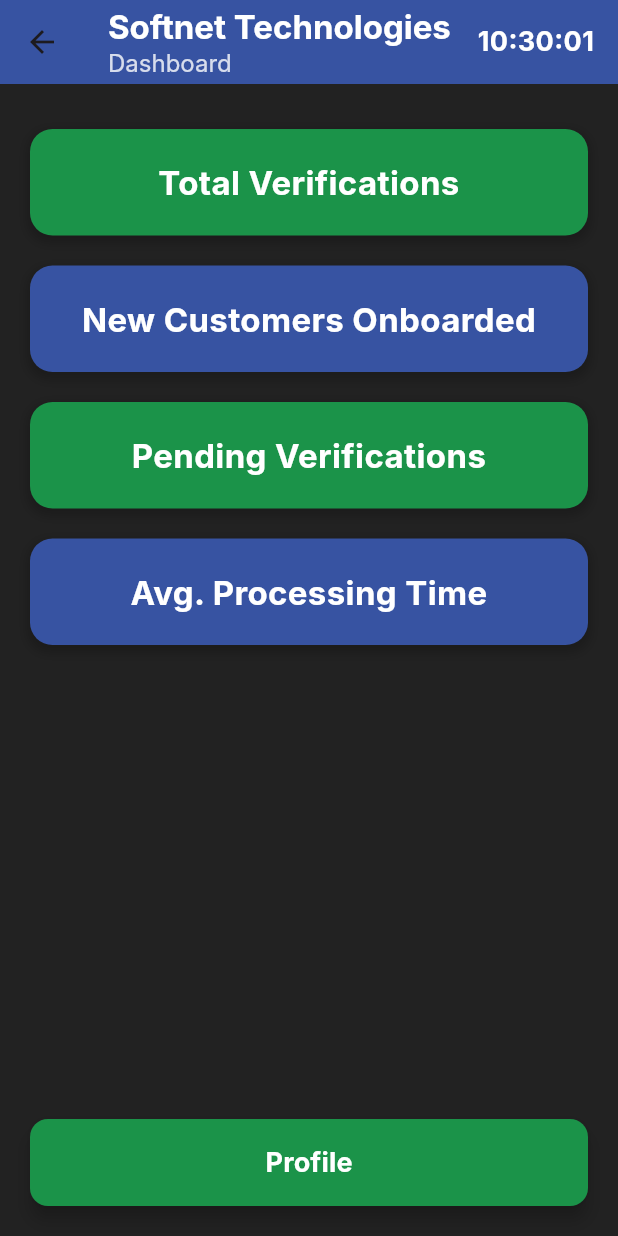
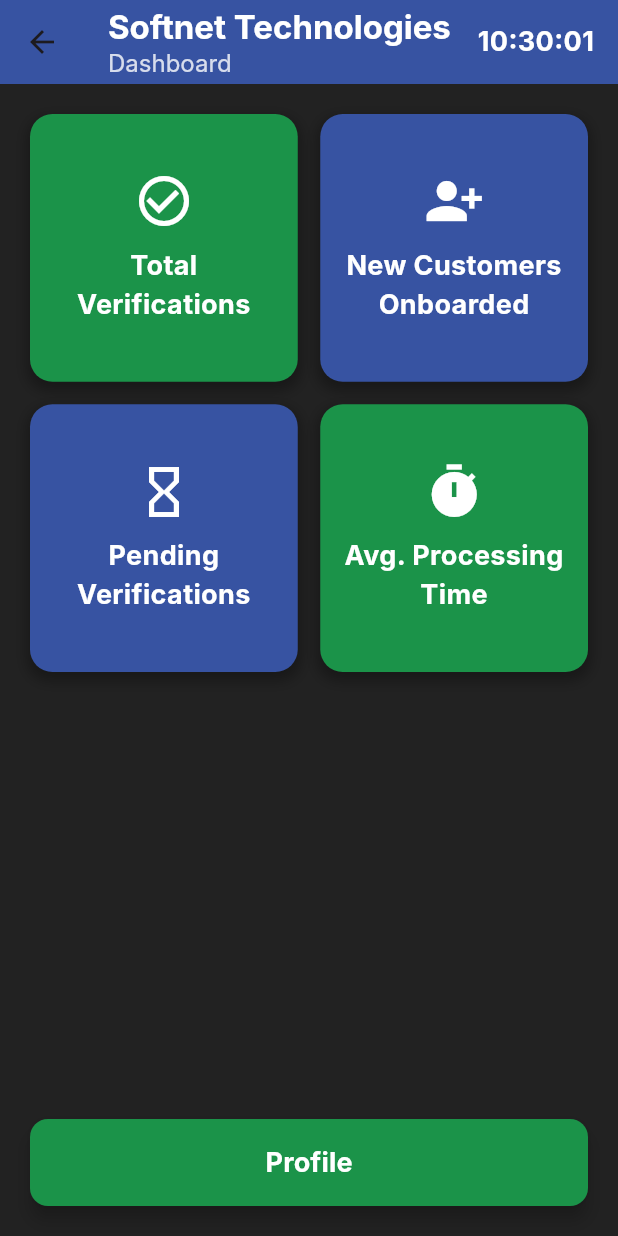
Before and after one commit to iman4160/app, a Flutter app: the HomePage screen opened directly, on a phone screen of 412 x 824 dp. Run offline on Flutter 3.47's test engine with Material 3 defaults, Android fonts, the phone set to English and light mode, and no system bars; Roboto replaces fonts that are missing (Inter).

Commit message:
first commit

```diff
--- a/lib/home_page.dart
+++ b/lib/home_page.dart
@@ -15,9 +15,10 @@ class _HomePageState extends State<HomePage> {
   late Timer _timer;
 
   // Define the custom colors for the rectangles, consistent with the Sign In page
-  final Color primaryGreen = Color(0xFF1b9349);
-  final Color accentBlue = Color(0xFF3753a2);
+  final Color primaryGreen = const Color(0xFF1b9349);
+  final Color accentBlue = const Color(0xFF3753a2);
   final Color textColor = Colors.white; // For text on dark backgrounds
+  final Color iconColor = Colors.white; // Color for the icons
 
   @override
   void initState() {
@@ -59,34 +60,43 @@ class _HomePageState extends State<HomePage> {
     super.dispose();
   }
 
-  // Widget to create a single dashboard rectangle
-  Widget _buildDashboardRectangle(String title, Color color) {
+  // Widget to create a single dashboard rectangle with an icon
+  Widget _buildDashboardRectangle(String title, IconData icon, Color color) {
     return Container(
-      width: double.infinity, // Full width
-      margin: const EdgeInsets.symmetric(vertical: 10), // Vertical spacing between rectangles
-      padding: const EdgeInsets.all(20), // Padding inside the rectangle
+      padding: const EdgeInsets.all(15), // Padding inside the rectangle
       decoration: BoxDecoration(
         color: color, // The specified color for this rectangle
         borderRadius: BorderRadius.circular(15), // Rounded corners
         boxShadow: [
           BoxShadow(
-            color: Colors.black.withOpacity(0.2),
+            color: Colors.black.withOpacity(0.3), // Slightly darker shadow
             spreadRadius: 2,
-            blurRadius: 5,
-            offset: const Offset(0, 3), // Subtle shadow
+            blurRadius: 7,
+            offset: const Offset(0, 4), // More pronounced shadow
           ),
         ],
       ),
-      child: Center(
-        child: Text(
+      child: Column(
+        mainAxisAlignment: MainAxisAlignment.center, // Center content vertically
+        children: [
+          Icon(
+            icon,
+            color: iconColor, // White icon color
+            size: 40, // Larger icon size
+          ),
+          const SizedBox(height: 10), // Spacing between icon and text
+          Text(
             title,
             style: TextStyle(
               color: textColor, // White text for contrast
-            fontSize: 22,
+              fontSize: 18, // Slightly smaller font for grid items
               fontWeight: FontWeight.bold,
             ),
             textAlign: TextAlign.center,
+            maxLines: 2, // Allow text to wrap to two lines if needed
+            overflow: TextOverflow.ellipsis, // Add ellipsis if text overflows
           ),
+        ],
       ),
     );
   }
@@ -137,17 +147,26 @@ class _HomePageState extends State<HomePage> {
       ),
       body: SingleChildScrollView(
         padding: const EdgeInsets.all(20.0),
-        child: Column(
-          crossAxisAlignment: CrossAxisAlignment.stretch, // Stretch rectangles horizontally
+        child: Column( // Use a Column to hold the GridView and any other widgets below it
+          children: [
+            GridView.count(
+              shrinkWrap: true, // Important: allows GridView to take only needed space
+              physics: const NeverScrollableScrollPhysics(), // Disable GridView's own scrolling
+              crossAxisCount: 2, // Two columns
+              crossAxisSpacing: 15, // Spacing between columns
+              mainAxisSpacing: 15, // Spacing between rows
+              childAspectRatio: 1.0, // Make the children square (width/height ratio)
               children: <Widget>[
                 // First Rectangle: Total Verifications (Green)
-            _buildDashboardRectangle('Total Verifications', primaryGreen),
+                _buildDashboardRectangle('Total Verifications', Icons.check_circle_outline, primaryGreen),
                 // Second Rectangle: New Customers Onboarded (Blue)
-            _buildDashboardRectangle('New Customers Onboarded', accentBlue),
+                _buildDashboardRectangle('New Customers Onboarded', Icons.person_add_alt_1, accentBlue),
                 // Third Rectangle: Pending Verifications (Green)
-            _buildDashboardRectangle('Pending Verifications', primaryGreen),
+                _buildDashboardRectangle('Pending Verifications', Icons.hourglass_empty, accentBlue),
                 // Fourth Rectangle: Avg. Processing Time (Blue)
-            _buildDashboardRectangle('Avg. Processing Time', accentBlue),
+                _buildDashboardRectangle('Avg. Processing Time', Icons.timer, primaryGreen),
+              ],
+            ),
             const SizedBox(height: 20), // Space before the button
           ],
         ),
```
Lines whose indentation alone changed are shown as unchanged.
